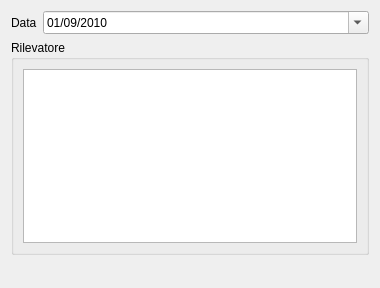
Above: ui/wdgSezPrincipale.ui from faunalia/rt_omero before the change. Below: the same form after it.
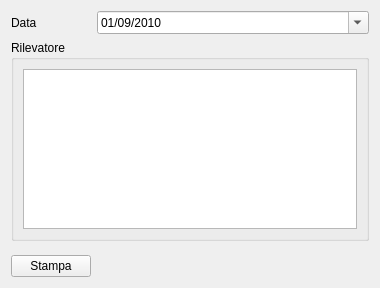
That is the form after the change.

Commit message: corretto #120 - aggiunto pulsante per la stampa dentro la scheda corretto #123 - scritture lente su win corretto #127 - non propagare modifiche al nome della strada

Patch:
```diff
--- a/ui/wdgSezPrincipale.ui
+++ b/ui/wdgSezPrincipale.ui
@@ -82,6 +82,13 @@
      </property>
     </spacer>
    </item>
+   <item row="3" column="0">
+    <widget class="QPushButton" name="printBtn">
+     <property name="text">
+      <string>Stampa</string>
+     </property>
+    </widget>
+   </item>
   </layout>
  </widget>
  <resources/>
```
The commit also changes 30 other files.
